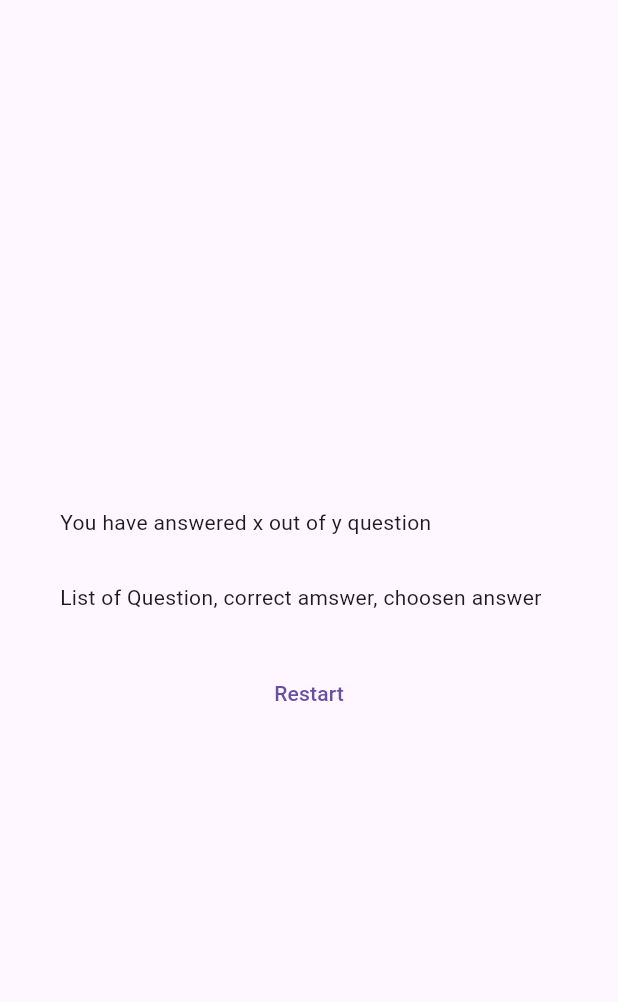
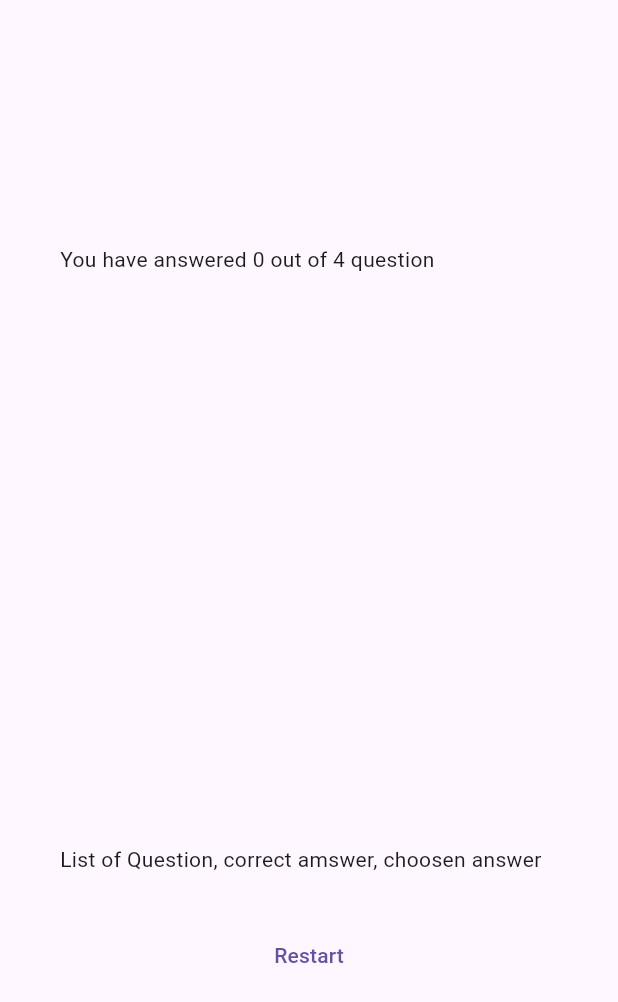
Before and after one commit to Buchu97/Dart-Harry-Potter-Quiz-App, a Flutter app: the ResultsScreen widget shown alone on an empty page, opened directly with empty values, on a phone screen of 412 x 824 dp. Shown: the top 1002 px of the screen. Run offline on Flutter 3.47's test engine with Material 3 defaults, Android fonts, the phone set to English and light mode, and no system bars.

Commit message:
designing the result screen

```diff
--- a/lib/app_results_screen.dart
+++ b/lib/app_results_screen.dart
@@ -1,13 +1,15 @@
 
 
+import 'package:flutter/foundation.dart';
 import 'package:flutter/material.dart';
 import 'package:hp_quiz/app_summar_section.dart';
 import 'package:hp_quiz/data/question.dart';
 
 class ResultsScreen extends StatelessWidget{
-const ResultsScreen({super.key, required this.collectAnswers});
+const ResultsScreen({super.key, required this.collectAnswers, required this.restartQuiz});
 
 final List<String> collectAnswers;
+final void Function() restartQuiz;
 
 List<Map<String,Object>> getSummaryData(){
   List<Map<String,Object>> summaryData= [];
@@ -26,6 +28,11 @@ List<Map<String,Object>> getSummaryData(){
 
   @override
   Widget build(context) {
+  final summaryData = getSummaryData();
+  final  numOfQuestion = question.length;
+  final numOfCorrectAnswers = summaryData.where((data){
+    return data['correctAnswer'] == data ['choosenAnswer'];
+  }).length;
    return SizedBox(
       width: double.infinity,
       child: Container(
@@ -34,12 +41,12 @@ List<Map<String,Object>> getSummaryData(){
           mainAxisAlignment: MainAxisAlignment.center,
           crossAxisAlignment: CrossAxisAlignment.stretch,
           children: [
-            const Text("You have answered x out of y question "),
+             Text("You have answered $numOfCorrectAnswers out of $numOfQuestion question "),
             const SizedBox(height: 30),
              SummarySection(getSummaryData()),
             const Text("List of Question, correct amswer, choosen answer"),
             const SizedBox(height: 30),
-            TextButton(onPressed: () {}, child: const Text("Restart")),
+            TextButton(onPressed: restartQuiz,  child: const Text("Restart")),
           ],
         ),
       ),
```
Also changed, not shown: lib/app_quiz.dart (+6 -1 lines), lib/app_summar_section.dart (+33 -5 lines).
